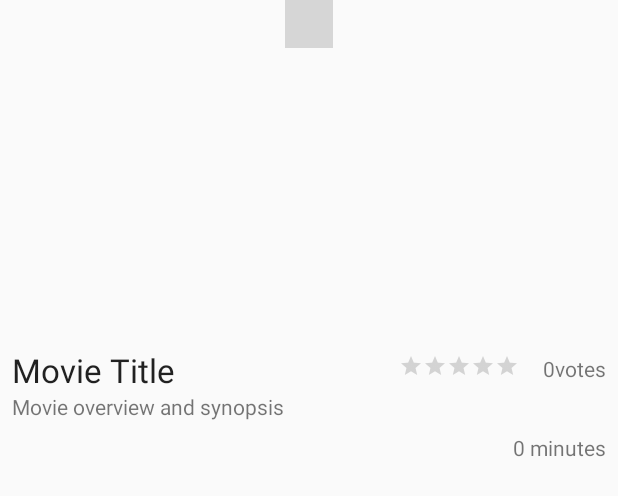
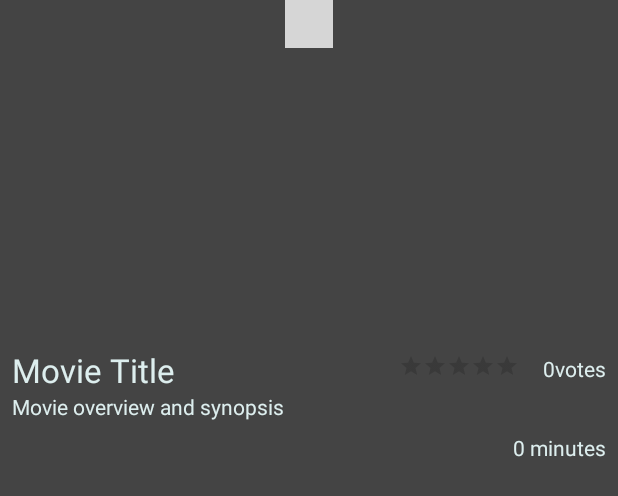
Before and after one commit to chiaramd/Flixster, an Android app: the layout activity_movie_details.xml on its own in the app's theme, with its tools: preview values and no code run, on a phone screen of 412 x 824 dp. Shown: the top 496 px of the screen. Run offline under Robolectric (Android 15) with nearby library versions, the phone set to English and light mode, and no system bars; plain views replace YouTubePlayerView; grey boxes are pictures that could not be loaded.

Commit message:
Minor aesthetic changes

```diff
--- a/app/src/main/res/layout-land/activity_movie_details.xml
+++ b/app/src/main/res/layout-land/activity_movie_details.xml
@@ -4,7 +4,8 @@
     xmlns:tools="http://schemas.android.com/tools"
     android:layout_width="match_parent"
     android:layout_height="match_parent"
-    tools:context=".MovieDetailsActivity">
+    tools:context=".MovieDetailsActivity"
+    android:background="@color/black">
 
 
 
@@ -23,6 +24,7 @@
             android:layout_marginRight="8dp"
             android:gravity="center"
             android:text="@string/movie_title"
+            android:textColor="@color/white"
             android:textAppearance="@style/TextAppearance.AppCompat.Large"
             app:layout_constraintEnd_toStartOf="@+id/rbVoteAverage"
             app:layout_constraintStart_toStartOf="parent"
@@ -48,7 +50,8 @@
             android:text="@string/votes"
             app:layout_constraintEnd_toEndOf="@+id/rbVoteAverage"
             app:layout_constraintStart_toStartOf="@+id/rbVoteAverage"
-            app:layout_constraintTop_toBottomOf="@+id/rbVoteAverage" />
+            app:layout_constraintTop_toBottomOf="@+id/rbVoteAverage"
+            android:textColor="@color/white"/>
 
         <TextView
             android:id="@+id/tvOverview"
@@ -64,7 +67,8 @@
             app:layout_constraintBottom_toBottomOf="parent"
             app:layout_constraintEnd_toEndOf="parent"
             app:layout_constraintStart_toStartOf="parent"
-            app:layout_constraintTop_toBottomOf="@+id/tvTitle" />
+            app:layout_constraintTop_toBottomOf="@+id/tvTitle"
+            android:textColor="@color/white"/>
 
         <ImageView
             android:id="@+id/ivDetailPoster"
@@ -105,7 +109,8 @@
             android:layout_marginRight="120dp"
             android:text="@string/runtime"
             app:layout_constraintEnd_toEndOf="parent"
-            app:layout_constraintTop_toTopOf="parent" />
+            app:layout_constraintTop_toTopOf="parent"
+            android:textColor="@color/white"/>
     </androidx.constraintlayout.widget.ConstraintLayout>
 
 </ScrollView>
--- a/app/src/main/res/layout/activity_movie_details.xml
+++ b/app/src/main/res/layout/activity_movie_details.xml
@@ -4,7 +4,8 @@
     xmlns:tools="http://schemas.android.com/tools"
     android:layout_width="match_parent"
     android:layout_height="match_parent"
-    tools:context=".MovieDetailsActivity">
+    tools:context=".MovieDetailsActivity"
+    android:background="@color/black">
 
     <androidx.constraintlayout.widget.ConstraintLayout
         android:layout_width="match_parent"
@@ -21,6 +22,7 @@
             android:layout_marginEnd="8dp"
             android:layout_marginRight="8dp"
             android:text="@string/movie_title"
+            android:textColor="@color/white"
             android:textAppearance="@style/TextAppearance.AppCompat.Large"
             app:layout_constraintEnd_toStartOf="@+id/rbVoteAverage"
             app:layout_constraintHorizontal_bias="0.0"
@@ -51,7 +53,8 @@
             android:text="@string/movie_overview_and_synopsis"
             app:layout_constraintEnd_toEndOf="parent"
             app:layout_constraintStart_toStartOf="parent"
-            app:layout_constraintTop_toBottomOf="@+id/tvTitle" />
+            app:layout_constraintTop_toBottomOf="@+id/tvTitle"
+            android:textColor="@color/white"/>
 
         <TextView
             android:id="@+id/tvVoteCount"
@@ -62,7 +65,8 @@
             android:layout_marginRight="8dp"
             android:text="@string/votes"
             app:layout_constraintEnd_toEndOf="parent"
-            app:layout_constraintTop_toTopOf="parent" />
+            app:layout_constraintTop_toTopOf="parent"
+            android:textColor="@color/white"/>
 
         <ImageView
             android:id="@+id/ivDetailPoster"
@@ -101,6 +105,7 @@
             android:layout_marginRight="8dp"
             android:text="@string/runtime"
             app:layout_constraintEnd_toEndOf="parent"
-            app:layout_constraintTop_toBottomOf="@+id/tvOverview" />
+            app:layout_constraintTop_toBottomOf="@+id/tvOverview"
+            android:textColor="@color/white"/>
     </androidx.constraintlayout.widget.ConstraintLayout>
 </ScrollView>
--- a/app/src/main/res/values/colors.xml
+++ b/app/src/main/res/values/colors.xml
@@ -2,5 +2,7 @@
 <resources>
     <color name="colorPrimary">#3548B3</color>
     <color name="colorPrimaryDark">#001957</color>
-    <color name="colorAccent">#8F928F</color>
+    <color name="colorAccent">#9EB69E</color>
+    <color name="black">#444444</color>
+    <color name="white">#DDEEEE</color>
 </resources>
```
